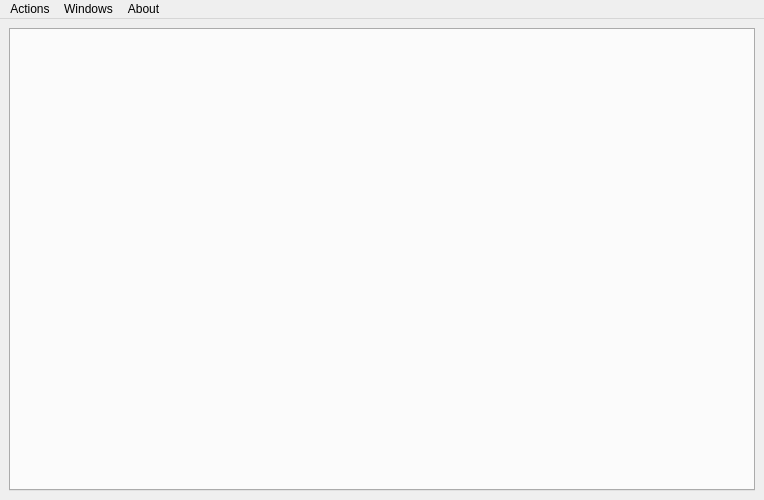
The window that src/spool/data/spool.ui (pyrocko/kite) describes before a commit, drawn with Qt 5.
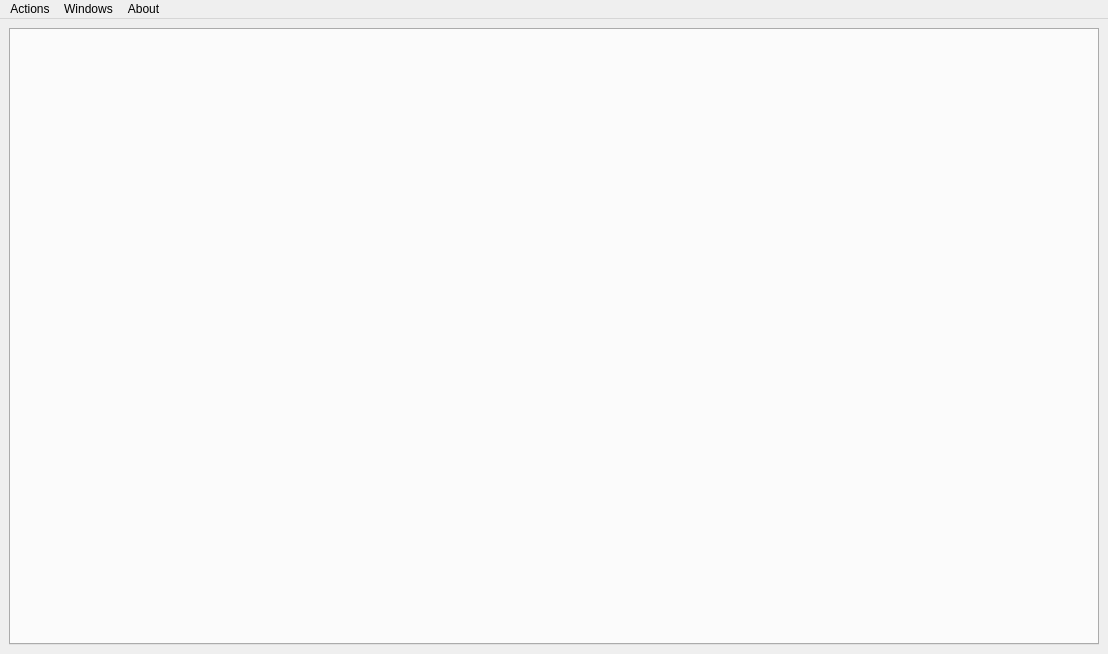
The same window after the commit.

Diff of the .ui file:
```diff
--- a/src/spool/data/spool.ui
+++ b/src/spool/data/spool.ui
@@ -6,8 +6,8 @@
    <rect>
     <x>0</x>
     <y>0</y>
-    <width>764</width>
-    <height>500</height>
+    <width>1108</width>
+    <height>654</height>
    </rect>
   </property>
   <property name="sizePolicy">
@@ -62,7 +62,7 @@
     <rect>
      <x>0</x>
      <y>0</y>
-     <width>764</width>
+     <width>1108</width>
      <height>21</height>
     </rect>
    </property>
```
